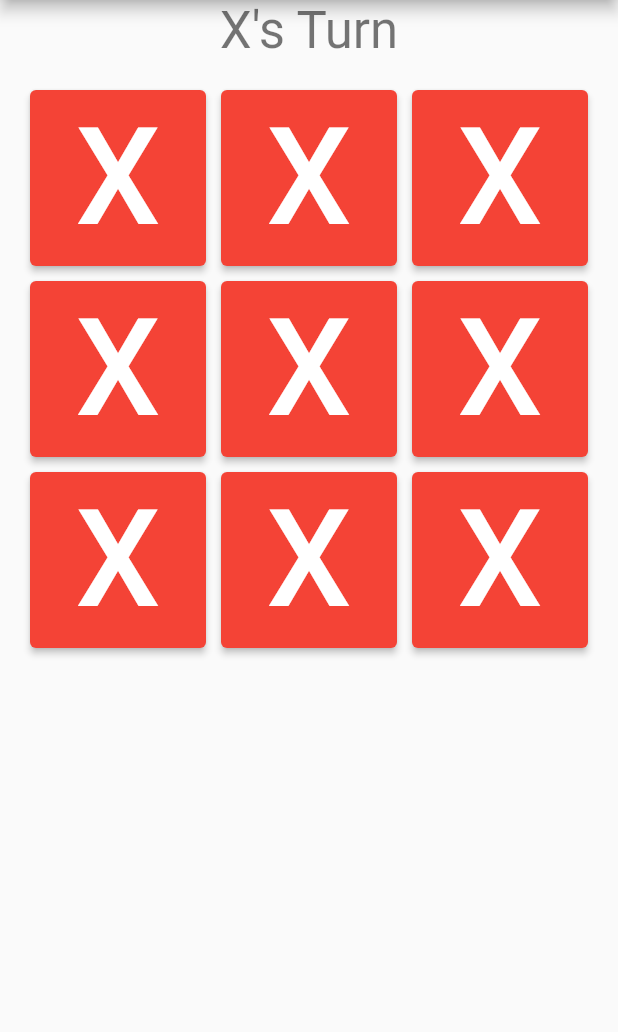
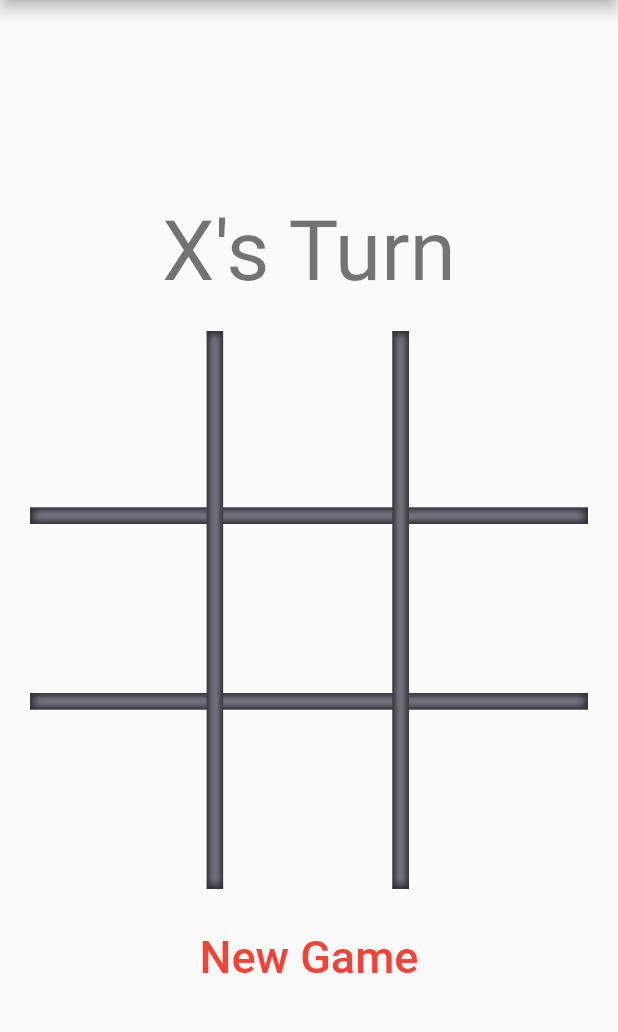
Before and after one commit to CSSE490-Flutter-Winter-2022-2023/Tic-Tac-Toe-App, a Flutter app: the screen it shows after launch, on a phone screen of 412 x 824 dp, the part 84-1116 px from its top. Run offline on Flutter 3.47's test engine with Material 2 defaults, Android fonts, the phone set to English and light mode, and no system bars; missing offline and left inert: test.

```diff
--- a/tic_tac_toe/lib/main.dart
+++ b/tic_tac_toe/lib/main.dart
@@ -15,15 +15,6 @@ class MyApp extends StatelessWidget {
     return MaterialApp(
       title: 'Tic-Tac-Toe',
       theme: ThemeData(
-        // This is the theme of your application.
-        //
-        // Try running your application with "flutter run". You'll see the
-        // application has a blue toolbar. Then, without quitting the app, try
-        // changing the primarySwatch below to Colors.green and then invoke
-        // "hot reload" (press "r" in the console where you ran "flutter run",
-        // or simply save your changes to "hot reload" in a Flutter IDE).
-        // Notice that the counter didn't reset back to zero; the application
-        // is not restarted.
         primarySwatch: Colors.red,
       ),
       home: const MyHomePage(title: 'Tic-Tac-Toe'),
@@ -33,15 +24,6 @@ class MyApp extends StatelessWidget {
 
 class MyHomePage extends StatefulWidget {
   const MyHomePage({super.key, required this.title});
-
-  // This widget is the home page of your application. It is stateful, meaning
-  // that it has a State object (defined below) that contains fields that affect
-  // how it looks.
-
-  // This class is the configuration for the state. It holds the values (in this
-  // case the title) provided by the parent (in this case the App widget) and
-  // used by the build method of the State. Fields in a Widget subclass are
-  // always marked "final".
 
   final String title;
 
@@ -69,17 +51,24 @@ class _MyHomePageState extends State<MyHomePage> {
 
   @override
   Widget build(BuildContext context) {
-    final buttons = <ElevatedButton>[];
+    final buttons = <Widget>[];
     for (var k = 0; k < 9; k++) {
       buttons.add(
-        ElevatedButton(
-          onPressed: () {
-            print("You pressed button number $k");
+        InkWell(
+          onTap: () {
+            // print("You pressed button number $k");
+            setState(() {
+              game.pressedSquare(k);
+            });
           },
-          child: Text(
-            "X",
-            style: TextStyle(fontSize: 90.0),
-          ),
+          child: Image.asset(
+              (game.board[k] == TicTacToeMark.x)
+                  ? "assets/images/x.png"
+                  : ((game.board[k] == TicTacToeMark.o)
+                      ? "assets/images/o.png"
+                      : "assets/images/blank.png"),
+              // style: TextStyle(fontSize: 90.0),
+              fit: BoxFit.fill),
         ),
       );
     }
@@ -89,27 +78,63 @@ class _MyHomePageState extends State<MyHomePage> {
         backgroundColor: Colors.red[800],
       ),
       body: Center(
+        child: AspectRatio(
+          aspectRatio: 2 / 3,
           child: Column(
             mainAxisAlignment: MainAxisAlignment.center,
+            mainAxisSize: MainAxisSize.min,
             children: <Widget>[
+              const SizedBox(
+                height: 30.0,
+              ),
               Text(
                 gameStateString,
-              style: Theme.of(context).textTheme.headline4,
+                style: Theme.of(context).textTheme.headline2,
               ),
-            Expanded(
+              AspectRatio(
+                aspectRatio: 1,
+                child: Padding(
+                  padding: const EdgeInsets.all(20.0),
+                  child: Container(
+                    decoration: const BoxDecoration(
+                      image: DecorationImage(
+                          image: AssetImage("assets/images/board.png"),
+                          fit: BoxFit.fill),
+                    ),
+                    child: Expanded(
                       child: GridView.count(
                         primary: false,
                         physics: const NeverScrollableScrollPhysics(),
-                padding: const EdgeInsets.all(20),
-                crossAxisSpacing: 10,
-                mainAxisSpacing: 10,
+                        crossAxisSpacing: 20.0,
+                        mainAxisSpacing: 20.0,
                         crossAxisCount: 3,
                         children: buttons,
                       ),
+                    ),
+                  ),
+                ),
+              ),
+              Row(
+                mainAxisAlignment: MainAxisAlignment.center,
+                crossAxisAlignment: CrossAxisAlignment.end,
+                children: [
+                  TextButton(
+                    onPressed: () {
+                      setState(() {
+                        game = TicTacToeGame();
+                      });
+                    },
+                    child: const Text(
+                      "New Game",
+                      style: TextStyle(fontSize: 30.0),
+                    ),
+                  ),
+                ],
               )
             ],
           ),
-      ), // This trailing comma makes auto-formatting nicer for build methods.
+        ),
+      ),
     );
   }
 }
```
Also changed, not shown: tic_tac_toe/pubspec.yaml (+5 -2 lines), tic_tac_toe/assets/images/blank.png (added), tic_tac_toe/assets/images/board.png (added), tic_tac_toe/assets/images/board_outline.png (added), tic_tac_toe/assets/images/o.png (added), tic_tac_toe/assets/images/x.png (added), tic_tac_toe/assets/images/x_outline.png (added), tic_tac_toe/pubspec.lock. Lines whose indentation alone changed are shown as unchanged.
